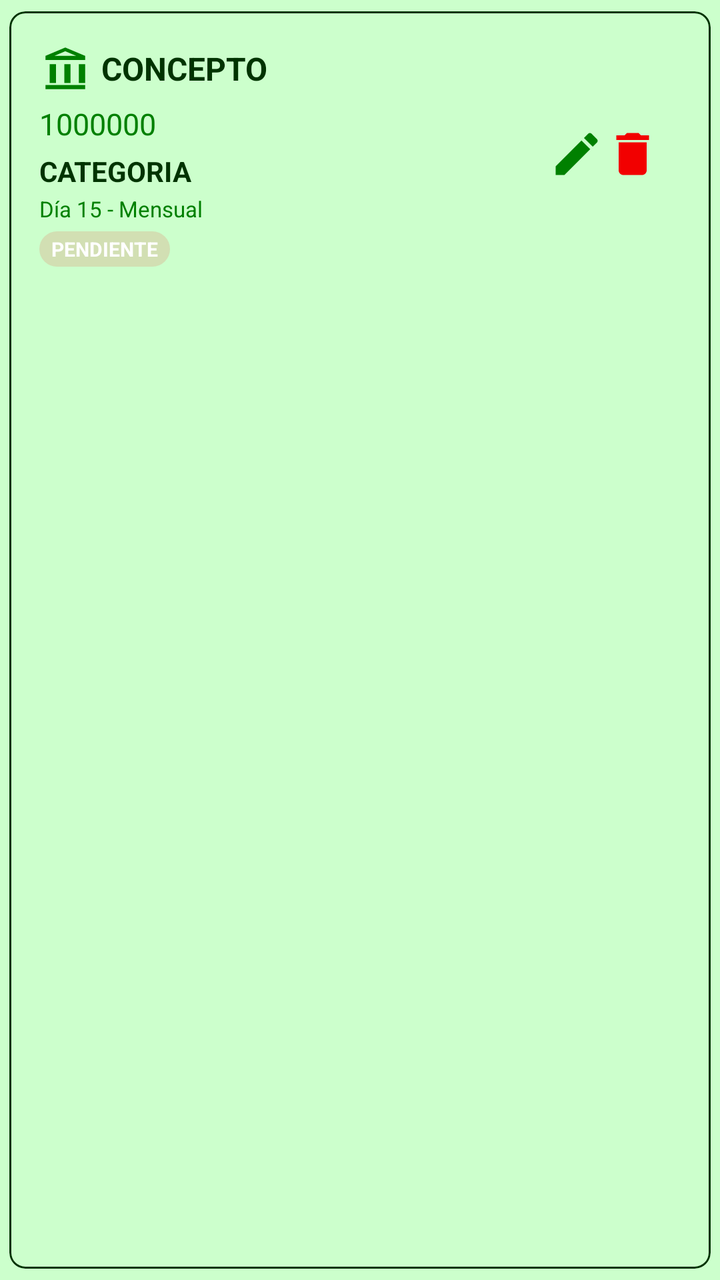
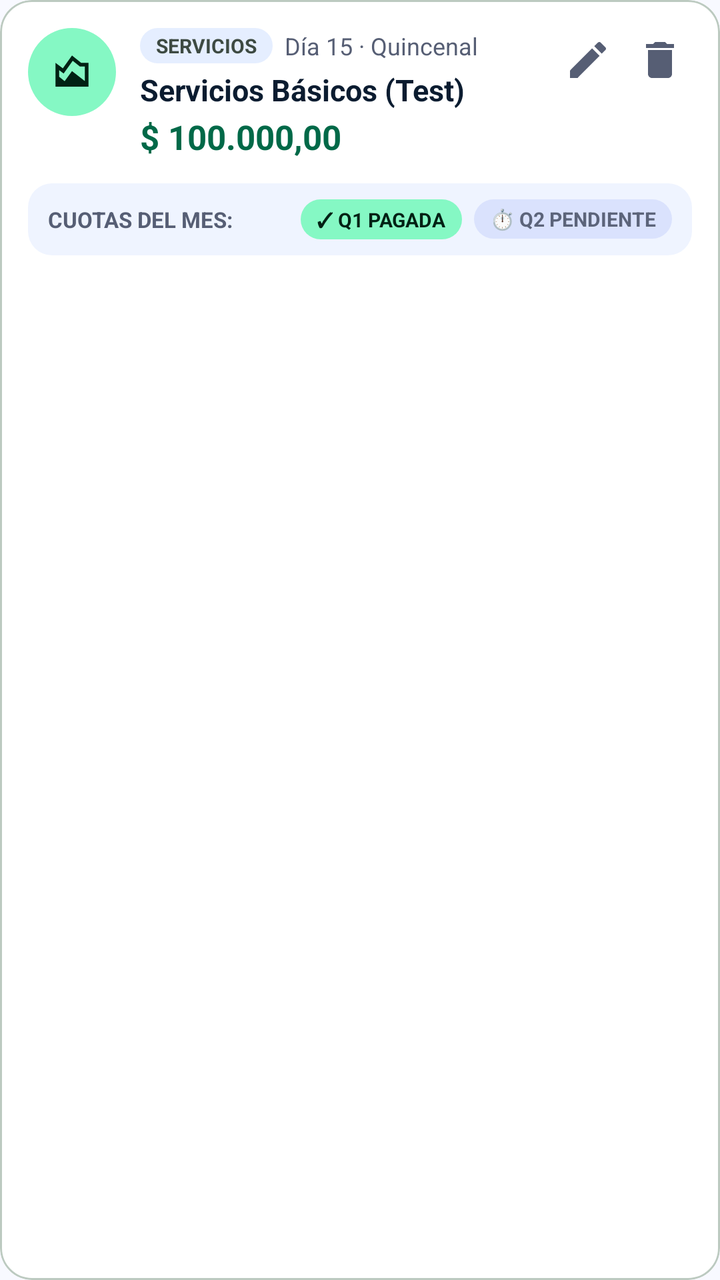

Before-and-after screenshots of an Android layout around one commit, followed by the original layout XML and the change that was made.
<!-- AndroidManifest.xml: application theme Theme.MyLittleFinanControl -->
<!-- res/layout/item_gasto_fijo.xml -->
<?xml version="1.0" encoding="utf-8"?>
<com.google.android.material.card.MaterialCardView xmlns:android="http://schemas.android.com/apk/res/android"
    xmlns:app="http://schemas.android.com/apk/res-auto"
    android:layout_width="match_parent"
    android:layout_height="wrap_content"
    app:cardBackgroundColor="?attr/colorSecondaryContainer"
    app:cardCornerRadius="8dp"
    app:cardElevation="0dp"
    app:cardUseCompatPadding="true"
    app:strokeWidth="1dp"
    app:strokeColor="?attr/colorOnSurface">

    <RelativeLayout
        android:layout_width="match_parent"
        android:layout_height="wrap_content"
        android:padding="15dp">

        <LinearLayout
            android:layout_width="wrap_content"
            android:layout_height="wrap_content"
            android:layout_alignParentStart="true"
            android:layout_toStartOf="@+id/ll_acciones"
            android:orientation="vertical">

            <RelativeLayout
                android:layout_width="match_parent"
                android:layout_height="wrap_content"
                android:padding="1dp">

                <ImageView
                    android:id="@+id/iv_icono_deuda"
                    android:layout_width="25dp"
                    android:layout_height="25dp"
                    android:layout_centerVertical="true"
                    android:src="@drawable/ic_gastos_fijos"
                    app:tint="?attr/colorPrimary" />

                <TextView
                    android:id="@+id/tv_concepto"
                    android:layout_width="wrap_content"
                    android:layout_height="wrap_content"
                    android:layout_marginStart="30dp"
                    android:text="Concepto"
                    android:layout_centerVertical="true"
                    android:textAllCaps="true"
                    android:textSize="16sp"
                    android:textStyle="bold"
                    android:textColor="?attr/colorOnSurface" />
            </RelativeLayout>

            <TextView
                android:id="@+id/tv_monto"
                android:layout_width="wrap_content"
                android:layout_height="wrap_content"
                android:layout_marginTop="4dp"
                android:text="1000000"
                android:textSize="15sp"
                android:textColor="?attr/colorPrimary" />

            <TextView
                android:id="@+id/tv_categoria"
                android:layout_width="wrap_content"
                android:layout_height="wrap_content"
                android:layout_marginTop="4dp"
                android:text="Categoria"
                android:textAllCaps="true"
                android:textStyle="bold"
                android:textSize="14sp"
                android:textColor="?attr/colorOnSurface"/>

            <TextView
                android:id="@+id/tv_pago_info"
                android:layout_width="wrap_content"
                android:layout_height="wrap_content"
                android:layout_marginTop="2dp"
                android:text="Día 15 - Mensual"
                android:textSize="11sp"
                android:textColor="?attr/colorPrimary" />

            <LinearLayout
                android:layout_width="wrap_content"
                android:layout_height="wrap_content"
                android:layout_marginTop="4dp"
                android:orientation="horizontal">

                <TextView
                    android:id="@+id/tv_estado_q1"
                    android:layout_width="wrap_content"
                    android:layout_height="wrap_content"
                    android:background="@drawable/rounded_corners_background"
                    android:backgroundTint="?attr/colorError"
                    android:paddingHorizontal="6dp"
                    android:paddingVertical="2dp"
                    android:text="PENDIENTE"
                    android:textColor="@android:color/white"
                    android:textSize="10sp"
                    android:textStyle="bold" />

                <TextView
                    android:id="@+id/tv_estado_q2"
                    android:layout_width="wrap_content"
                    android:layout_height="wrap_content"
                    android:layout_marginStart="8dp"
                    android:background="@drawable/rounded_corners_background"
                    android:backgroundTint="?attr/colorError"
                    android:paddingHorizontal="6dp"
                    android:paddingVertical="2dp"
                    android:text="Q2 PENDIENTE"
                    android:textColor="@android:color/white"
                    android:textSize="10sp"
                    android:textStyle="bold"
                    android:visibility="gone" />
            </LinearLayout>

        </LinearLayout>

        <LinearLayout
            android:id="@+id/ll_acciones"
            android:layout_width="wrap_content"
            android:layout_height="wrap_content"
            android:layout_alignParentEnd="true"
            android:layout_centerVertical="true"
            android:orientation="horizontal">

            <ImageView
                android:id="@+id/iv_editar"
                android:layout_alignParentEnd="true"
                android:src="@drawable/ic_edit"
                app:tint="?attr/colorPrimary"
                android:layout_width="28dp"
                android:layout_height="28dp"/>

            <ImageView
                android:id="@+id/iv_eliminar"
                android:layout_alignParentEnd="true"
                android:src="@drawable/ic_delete"
                android:layout_marginEnd="10dp"
                app:tint="?attr/colorError"
                android:layout_width="28dp"
                android:layout_height="28dp" />
        </LinearLayout>



    </RelativeLayout>
</com.google.android.material.card.MaterialCardView>
<!-- resources referenced by this layout -->
<resources>
  <!-- drawable ic_gastos_fijos (drawable) -->
  <vector xmlns:android="http://schemas.android.com/apk/res/android"
      android:width="24dp"
      android:height="24dp"
      android:viewportWidth="24"
      android:viewportHeight="24">
      <path
          android:fillColor="?attr/colorOnSurface"
          android:pathData="M11.5,2L2,6v2h19V6L11.5,2zM6.29,6l5.21,-2.21L16.71,6H6.29zM2,22h19v-2H2v2zM4,10v9h3v-9H4zm7,0v9h3v-9h-3zm7,0v9h3v-9h-3z"/>
  </vector>
  <!-- drawable rounded_corners_background (drawable) -->
  <?xml version="1.0" encoding="utf-8"?>
  <shape xmlns:android="http://schemas.android.com/apk/res/android"
      android:shape="rectangle">
      <solid android:color="#20F2F2F2"/>
      <corners android:radius="10dp" />
  </shape>
  <style name="Base.Theme.MyLittleFinanControl" parent="Theme.Material3.DayNight.NoActionBar">
  
          
          <item name="colorPrimary">@color/verde_oscuro</item>
          
          <item name="colorOnPrimary">@android:color/white</item>
  
          
          <item name="colorPrimaryContainer">@color/verde_claro</item>
          
          <item name="colorOnPrimaryContainer">@color/verde_negro</item>
  
          
          <item name="colorSecondary">@color/verde</item>
          
          <item name="colorOnSecondary">@color/verde_negro</item>
  
          
          <item name="colorSecondaryContainer">@color/verde_transparente</item>
          <item name="colorOnSecondaryContainer">@color/verde_negro</item>
  
          
          <item name="colorTertiary">@color/verde_blanco_transparente</item>
          <item name="colorOnTertiary">@color/verde_negro</item>
  
          
          <item name="colorOutline">@color/verde_negro</item>
  
          
          <item name="colorOnSurface">@color/verde_negro</item>
  
          
          
          <item name="android:windowBackground">@color/verde_claro</item>
          
          <item name="colorSurface">@color/verde_blanco_transparente</item>
  
          
          <item name="colorError">@color/rojo_alerta</item>
          <item name="colorOnError">@color/rojo_transparente</item>
  
          
          <item name="android:statusBarColor">@android:color/white</item>
          <item name="android:windowLightStatusBar">true</item>
  
          
          <item name="colorSurfaceVariant">@color/verde_transparente</item>
          <item name="colorOnSurfaceVariant">@color/verde_gris</item>
  
          
          <item name="popupMenuBackground">@android:color/white</item>
          <item name="android:popupBackground">@android:color/white</item>
  
          <item name="colorSurfaceContainer">@color/verde_claro</item>
          <item name="colorSurfaceContainerLow">@color/verde_claro</item>
          <item name="colorSurfaceContainerHigh">@color/verde_claro</item>
          <item name="colorSurfaceContainerHighest">@color/verde_claro</item>
      </style>
  <color name="verde_oscuro">#008000</color>
  <color name="verde_claro">#CCFFCC</color>
  <color name="verde_negro">#003300</color>
  <color name="verde">#00C292</color>
  <color name="verde_transparente">#5FCCFFCC</color>
  <color name="verde_blanco_transparente">#D3F6FFF6</color>
  <color name="rojo_alerta">#F20000</color>
  <color name="rojo_transparente">#7BF69F9F</color>
  <color name="verde_gris">#ED003300</color>
  <!-- unchanged entries left out for length: 3 -->
</resources>

<!-- the commit's change to res/layout/item_gasto_fijo.xml (unified diff, before → after) -->
@@ -3,144 +3,216 @@
     xmlns:app="http://schemas.android.com/apk/res-auto"
     android:layout_width="match_parent"
     android:layout_height="wrap_content"
-    app:cardBackgroundColor="?attr/colorSecondaryContainer"
-    app:cardCornerRadius="8dp"
+    android:layout_marginBottom="12dp"
+    android:clickable="true"
+    android:focusable="true"
+    app:cardBackgroundColor="@color/surface_card"
+    app:cardCornerRadius="16dp"
     app:cardElevation="0dp"
-    app:cardUseCompatPadding="true"
-    app:strokeWidth="1dp"
-    app:strokeColor="?attr/colorOnSurface">
-
-    <RelativeLayout
+    app:strokeColor="@color/outline_variant"
+    app:strokeWidth="1dp">
+
+    <LinearLayout
         android:layout_width="match_parent"
         android:layout_height="wrap_content"
-        android:padding="15dp">
-
+        android:orientation="vertical"
+        android:padding="14dp">
+
+        
+        <RelativeLayout
+            android:layout_width="match_parent"
+            android:layout_height="wrap_content">
+
+            
+            <FrameLayout
+                android:id="@+id/fl_icono_gf"
+                android:layout_width="44dp"
+                android:layout_height="44dp"
+                android:layout_alignParentStart="true"
+                android:layout_alignParentTop="true"
+                android:background="@drawable/circle_primary_bg"
+                android:backgroundTint="@color/primary_fixed">
+
+                <ImageView
+                    android:id="@+id/iv_icono_gf"
+                    android:layout_width="22dp"
+                    android:layout_height="22dp"
+                    android:layout_gravity="center"
+                    android:src="@drawable/ic_balance"
+                    app:tint="@color/on_primary_fixed" />
+            </FrameLayout>
+
+            
+            <LinearLayout
+                android:id="@+id/ll_acciones"
+                android:layout_width="wrap_content"
+                android:layout_height="wrap_content"
+                android:layout_alignParentEnd="true"
+                android:layout_alignParentTop="true"
+                android:orientation="horizontal">
+
+                <ImageButton
+                    android:id="@+id/iv_editar"
+                    android:layout_width="32dp"
+                    android:layout_height="32dp"
+                    android:background="?attr/selectableItemBackgroundBorderless"
+                    android:contentDescription="Editar"
+                    android:padding="6dp"
+                    android:src="@drawable/ic_edit"
+                    app:tint="@color/text_secondary" />
+
+                <ImageButton
+                    android:id="@+id/iv_eliminar"
+                    android:layout_width="32dp"
+                    android:layout_height="32dp"
+                    android:layout_marginStart="4dp"
+                    android:background="?attr/selectableItemBackgroundBorderless"
+                    android:contentDescription="Eliminar"
+                    android:padding="6dp"
+                    android:src="@drawable/ic_delete"
+                    app:tint="@color/text_secondary" />
+            </LinearLayout>
+
+            
+            <LinearLayout
+                android:layout_width="match_parent"
+                android:layout_height="wrap_content"
+                android:layout_marginStart="12dp"
+                android:layout_marginEnd="8dp"
+                android:layout_toEndOf="@id/fl_icono_gf"
+                android:layout_toStartOf="@id/ll_acciones"
+                android:orientation="vertical">
+
+                <LinearLayout
+                    android:layout_width="wrap_content"
+                    android:layout_height="wrap_content"
+                    android:gravity="center_vertical"
+                    android:orientation="horizontal">
+
+                    <TextView
+                        android:id="@+id/tv_categoria_tag"
+                        android:layout_width="wrap_content"
+                        android:layout_height="wrap_content"
+                        android:background="@drawable/badge_round_pill"
+                        android:backgroundTint="@color/surface_container"
+                        android:paddingHorizontal="8dp"
+                        android:paddingVertical="2dp"
+                        android:text="SERVICIOS"
+                        android:textColor="@color/text_variant"
+                        android:textSize="10sp"
+                        android:textStyle="bold" />
+
+                    <TextView
+                        android:id="@+id/tv_pago_info"
+                        android:layout_width="wrap_content"
+                        android:layout_height="wrap_content"
+                        android:layout_marginStart="6dp"
+                        android:ellipsize="end"
+                        android:maxLines="1"
+                        android:text="Día 15 · Quincenal"
+                        android:textColor="@color/text_secondary"
+                        android:textSize="12sp" />
+                </LinearLayout>
+
+                <TextView
+                    android:id="@+id/tv_concepto"
+                    android:layout_width="wrap_content"
+                    android:layout_height="wrap_content"
+                    android:layout_marginTop="3dp"
+                    android:ellipsize="end"
+                    android:maxLines="1"
+                    android:text="Servicios Básicos (Test)"
+                    android:textColor="@color/text_primary"
+                    android:textSize="15sp"
+                    android:textStyle="bold" />
+
+                <TextView
+                    android:id="@+id/tv_monto"
+                    android:layout_width="wrap_content"
+                    android:layout_height="wrap_content"
+                    android:layout_marginTop="2dp"
+                    android:text="$ 100.000,00"
+                    android:textColor="@color/primary_emerald"
+                    android:textSize="17sp"
+                    android:textStyle="bold" />
+            </LinearLayout>
+
+        </RelativeLayout>
+
+        
         <LinearLayout
-            android:layout_width="wrap_content"
+            android:id="@+id/ll_status_container"
+            android:layout_width="match_parent"
             android:layout_height="wrap_content"
-            android:layout_alignParentStart="true"
-            android:layout_toStartOf="@+id/ll_acciones"
-            android:orientation="vertical">
-
-            <RelativeLayout
-                android:layout_width="match_parent"
-                android:layout_height="wrap_content"
-                android:padding="1dp">
-
-                <ImageView
-                    android:id="@+id/iv_icono_deuda"
-                    android:layout_width="25dp"
-                    android:layout_height="25dp"
-                    android:layout_centerVertical="true"
-                    android:src="@drawable/ic_gastos_fijos"
-                    app:tint="?attr/colorPrimary" />
-
-                <TextView
-                    android:id="@+id/tv_concepto"
-                    android:layout_width="wrap_content"
-                    android:layout_height="wrap_content"
-                    android:layout_marginStart="30dp"
-                    android:text="Concepto"
-                    android:layout_centerVertical="true"
-                    android:textAllCaps="true"
-                    android:textSize="16sp"
-                    android:textStyle="bold"
-                    android:textColor="?attr/colorOnSurface" />
-            </RelativeLayout>
+            android:layout_marginTop="12dp"
+            android:background="@drawable/rounded_corners_background"
+            android:backgroundTint="@color/surface_container_low"
+            android:gravity="center_vertical"
+            android:orientation="horizontal"
+            android:paddingHorizontal="10dp"
+            android:paddingVertical="8dp">
 
             <TextView
-                android:id="@+id/tv_monto"
+                android:id="@+id/tv_status_label"
+                android:layout_width="0dp"
+                android:layout_height="wrap_content"
+                android:layout_weight="1"
+                android:text="CUOTAS DEL MES:"
+                android:textColor="@color/text_secondary"
+                android:textSize="11sp"
+                android:textStyle="bold" />
+
+            
+            <LinearLayout
+                android:id="@+id/ll_quincenas"
                 android:layout_width="wrap_content"
                 android:layout_height="wrap_content"
-                android:layout_marginTop="4dp"
-                android:text="1000000"
-                android:textSize="15sp"
-                android:textColor="?attr/colorPrimary" />
-
+                android:gravity="center_vertical"
+                android:orientation="horizontal">
+
+                <TextView
+                    android:id="@+id/tv_estado_q1"
+                    android:layout_width="wrap_content"
+                    android:layout_height="wrap_content"
+                    android:background="@drawable/badge_round_pill"
+                    android:backgroundTint="@color/primary_fixed"
+                    android:paddingHorizontal="8dp"
+                    android:paddingVertical="3dp"
+                    android:text="✓ Q1 PAGADA"
+                    android:textColor="@color/on_primary_fixed"
+                    android:textSize="10sp"
+                    android:textStyle="bold" />
+
+                <TextView
+                    android:id="@+id/tv_estado_q2"
+                    android:layout_width="wrap_content"
+                    android:layout_height="wrap_content"
+                    android:layout_marginStart="6dp"
+                    android:background="@drawable/badge_round_pill"
+                    android:backgroundTint="@color/secondary_container"
+                    android:paddingHorizontal="8dp"
+                    android:paddingVertical="3dp"
+                    android:text="⏱️ Q2 PENDIENTE"
+                    android:textColor="@color/on_secondary_container"
+                    android:textSize="10sp"
+                    android:textStyle="bold" />
+            </LinearLayout>
+
+            
             <TextView
-                android:id="@+id/tv_categoria"
+                android:id="@+id/tv_estado_mensual"
                 android:layout_width="wrap_content"
                 android:layout_height="wrap_content"
-                android:layout_marginTop="4dp"
-                android:text="Categoria"
-                android:textAllCaps="true"
+                android:background="@drawable/badge_round_pill"
+                android:backgroundTint="@color/surface_container_high"
+                android:paddingHorizontal="10dp"
+                android:paddingVertical="3dp"
+                android:text="⏱️ PENDIENTE"
+                android:textColor="@color/text_primary"
+                android:textSize="10sp"
                 android:textStyle="bold"
-                android:textSize="14sp"
-                android:textColor="?attr/colorOnSurface"/>
-
-            <TextView
-                android:id="@+id/tv_pago_info"
-                android:layout_width="wrap_content"
-                android:layout_height="wrap_content"
-                android:layout_marginTop="2dp"
-                android:text="Día 15 - Mensual"
-                android:textSize="11sp"
-                android:textColor="?attr/colorPrimary" />
-
-            <LinearLayout
-                android:layout_width="wrap_content"
-                android:layout_height="wrap_content"
-                android:layout_marginTop="4dp"
-                android:orientation="horizontal">
-
-                <TextView
-                    android:id="@+id/tv_estado_q1"
-                    android:layout_width="wrap_content"
-                    android:layout_height="wrap_content"
-                    android:background="@drawable/rounded_corners_background"
-                    android:backgroundTint="?attr/colorError"
-                    android:paddingHorizontal="6dp"
-                    android:paddingVertical="2dp"
-                    android:text="PENDIENTE"
-                    android:textColor="@android:color/white"
-                    android:textSize="10sp"
-                    android:textStyle="bold" />
-
-                <TextView
-                    android:id="@+id/tv_estado_q2"
-                    android:layout_width="wrap_content"
-                    android:layout_height="wrap_content"
-                    android:layout_marginStart="8dp"
-                    android:background="@drawable/rounded_corners_background"
-                    android:backgroundTint="?attr/colorError"
-                    android:paddingHorizontal="6dp"
-                    android:paddingVertical="2dp"
-                    android:text="Q2 PENDIENTE"
-                    android:textColor="@android:color/white"
-                    android:textSize="10sp"
-                    android:textStyle="bold"
-                    android:visibility="gone" />
-            </LinearLayout>
+                android:visibility="gone" />
 
         </LinearLayout>
-
-        <LinearLayout
-            android:id="@+id/ll_acciones"
-            android:layout_width="wrap_content"
-            android:layout_height="wrap_content"
-            android:layout_alignParentEnd="true"
-            android:layout_centerVertical="true"
-            android:orientation="horizontal">
-
-            <ImageView
-                android:id="@+id/iv_editar"
-                android:layout_alignParentEnd="true"
-                android:src="@drawable/ic_edit"
-                app:tint="?attr/colorPrimary"
-                android:layout_width="28dp"
-                android:layout_height="28dp"/>
-
-            <ImageView
-                android:id="@+id/iv_eliminar"
-                android:layout_alignParentEnd="true"
-                android:src="@drawable/ic_delete"
-                android:layout_marginEnd="10dp"
-                app:tint="?attr/colorError"
-                android:layout_width="28dp"
-                android:layout_height="28dp" />
-        </LinearLayout>
-
-
-
-    </RelativeLayout>
+    </LinearLayout>
 </com.google.android.material.card.MaterialCardView>
<!-- resource entries referenced after the edit -->
@@ -1,89 +1,103 @@
 <!-- resources referenced by this layout -->
 <resources>
-  <!-- drawable ic_gastos_fijos (drawable) -->
-  <vector xmlns:android="http://schemas.android.com/apk/res/android"
-      android:width="24dp"
-      android:height="24dp"
-      android:viewportWidth="24"
-      android:viewportHeight="24">
-      <path
-          android:fillColor="?attr/colorOnSurface"
-          android:pathData="M11.5,2L2,6v2h19V6L11.5,2zM6.29,6l5.21,-2.21L16.71,6H6.29zM2,22h19v-2H2v2zM4,10v9h3v-9H4zm7,0v9h3v-9h-3zm7,0v9h3v-9h-3z"/>
+  <color name="on_primary_fixed">#002114</color>
+  <color name="on_secondary_container">#5C647A</color>
+  <color name="outline_variant">#BCCAC0</color>
+  <color name="primary_emerald">#006948</color>
+  <color name="primary_fixed">#85F8C4</color>
+  <color name="secondary_container">#DAE2FD</color>
+  <color name="surface_card">#FFFFFF</color>
+  <color name="surface_container">#E5EEFF</color>
+  <color name="surface_container_high">#DCE9FF</color>
+  <color name="surface_container_low">#EFF4FF</color>
+  <color name="text_primary">#0B1C30</color>
+  <color name="text_secondary">#565E74</color>
+  <color name="text_variant">#3D4A42</color>
+  <!-- drawable badge_round_pill (drawable) -->
+  <?xml version="1.0" encoding="utf-8"?>
+  <shape xmlns:android="http://schemas.android.com/apk/res/android"
+      android:shape="rectangle">
+      <solid android:color="@color/primary_fixed" />
+      <corners android:radius="999dp" />
+  </shape>
+  <!-- drawable circle_primary_bg (drawable) -->
+  <?xml version="1.0" encoding="utf-8"?>
+  <shape xmlns:android="http://schemas.android.com/apk/res/android"
+      android:shape="oval">
+      <solid android:color="?attr/colorPrimary" />
+  </shape>
+  <!-- drawable ic_balance (drawable) -->
+  <vector xmlns:android="http://schemas.android.com/apk/res/android" android:height="24dp" android:tint="#000000" android:viewportHeight="960" android:viewportWidth="960" android:width="24dp">
+        
+      <path android:fillColor="@android:color/white" android:pathData="M120,800L120,280L280,400L480,120L680,280L840,280L840,800L120,800ZM320,680L480,460L760,678L760,360L652,360L496,235L298,513L200,440L200,584L320,680Z"/>
+      
   </vector>
   <!-- drawable rounded_corners_background (drawable) -->
   <?xml version="1.0" encoding="utf-8"?>
   <shape xmlns:android="http://schemas.android.com/apk/res/android"
       android:shape="rectangle">
-      <solid android:color="#20F2F2F2"/>
-      <corners android:radius="10dp" />
+      <solid android:color="@color/surface_container_low"/>
+      <corners android:radius="12dp" />
   </shape>
   <style name="Base.Theme.MyLittleFinanControl" parent="Theme.Material3.DayNight.NoActionBar">
   
           
-          <item name="colorPrimary">@color/verde_oscuro</item>
-          
+          <item name="colorPrimary">@color/primary_emerald</item>
           <item name="colorOnPrimary">@android:color/white</item>
   
           
-          <item name="colorPrimaryContainer">@color/verde_claro</item>
-          
-          <item name="colorOnPrimaryContainer">@color/verde_negro</item>
+          <item name="colorPrimaryContainer">@color/surface_container_low</item>
+          <item name="colorOnPrimaryContainer">@color/primary_emerald</item>
   
           
-          <item name="colorSecondary">@color/verde</item>
-          
-          <item name="colorOnSecondary">@color/verde_negro</item>
+          <item name="colorSecondary">@color/text_secondary</item>
+          <item name="colorOnSecondary">@android:color/white</item>
+  
+          <item name="colorSecondaryContainer">@color/secondary_container</item>
+          <item name="colorOnSecondaryContainer">@color/on_secondary_container</item>
   
           
-          <item name="colorSecondaryContainer">@color/verde_transparente</item>
-          <item name="colorOnSecondaryContainer">@color/verde_negro</item>
+          <item name="colorTertiary">@color/income_green_bg</item>
+          <item name="colorOnTertiary">@color/badge_paid_text</item>
   
           
-          <item name="colorTertiary">@color/verde_blanco_transparente</item>
-          <item name="colorOnTertiary">@color/verde_negro</item>
+          <item name="colorOutline">@color/border_subtle</item>
   
           
-          <item name="colorOutline">@color/verde_negro</item>
+          <item name="android:windowBackground">@color/surface_bg</item>
+          <item name="colorSurface">@color/surface_card</item>
+          <item name="colorSurfaceVariant">@color/surface_variant</item>
+          <item name="colorOnSurface">@color/text_primary</item>
+          <item name="colorOnSurfaceVariant">@color/text_secondary</item>
   
           
-          <item name="colorOnSurface">@color/verde_negro</item>
+          <item name="colorError">@color/expense_red</item>
+          <item name="colorErrorContainer">@color/expense_red_bg</item>
+          <item name="colorOnError">@android:color/white</item>
+          <item name="colorOnErrorContainer">@color/on_expense_red</item>
   
           
-          
-          <item name="android:windowBackground">@color/verde_claro</item>
-          
-          <item name="colorSurface">@color/verde_blanco_transparente</item>
-  
-          
-          <item name="colorError">@color/rojo_alerta</item>
-          <item name="colorOnError">@color/rojo_transparente</item>
-  
-          
-          <item name="android:statusBarColor">@android:color/white</item>
+          <item name="android:statusBarColor">@color/surface_bg</item>
           <item name="android:windowLightStatusBar">true</item>
   
           
-          <item name="colorSurfaceVariant">@color/verde_transparente</item>
-          <item name="colorOnSurfaceVariant">@color/verde_gris</item>
+          <item name="popupMenuBackground">@color/surface_card</item>
+          <item name="android:popupBackground">@color/surface_card</item>
   
-          
-          <item name="popupMenuBackground">@android:color/white</item>
-          <item name="android:popupBackground">@android:color/white</item>
-  
-          <item name="colorSurfaceContainer">@color/verde_claro</item>
-          <item name="colorSurfaceContainerLow">@color/verde_claro</item>
-          <item name="colorSurfaceContainerHigh">@color/verde_claro</item>
-          <item name="colorSurfaceContainerHighest">@color/verde_claro</item>
+          <item name="colorSurfaceContainer">@color/surface_container</item>
+          <item name="colorSurfaceContainerLow">@color/surface_container_low</item>
+          <item name="colorSurfaceContainerHigh">@color/surface_container_high</item>
+          <item name="colorSurfaceContainerHighest">@color/surface_container_highest</item>
       </style>
-  <color name="verde_oscuro">#008000</color>
-  <color name="verde_claro">#CCFFCC</color>
-  <color name="verde_negro">#003300</color>
-  <color name="verde">#00C292</color>
-  <color name="verde_transparente">#5FCCFFCC</color>
-  <color name="verde_blanco_transparente">#D3F6FFF6</color>
-  <color name="rojo_alerta">#F20000</color>
-  <color name="rojo_transparente">#7BF69F9F</color>
-  <color name="verde_gris">#ED003300</color>
+  <color name="income_green_bg">#85F8C4</color>
+  <color name="badge_paid_text">#002114</color>
+  <color name="border_subtle">#BCCAC0</color>
+  <color name="surface_bg">#F8F9FF</color>
+  <color name="surface_variant">#D3E4FE</color>
+  <color name="expense_red">#BA1A1A</color>
+  <color name="expense_red_bg">#FFDAD6</color>
+  <color name="on_expense_red">#93000A</color>
+  <color name="surface_container_highest">#D3E4FE</color>
   <!-- unchanged entries left out for length: 3 -->
 </resources>
 
